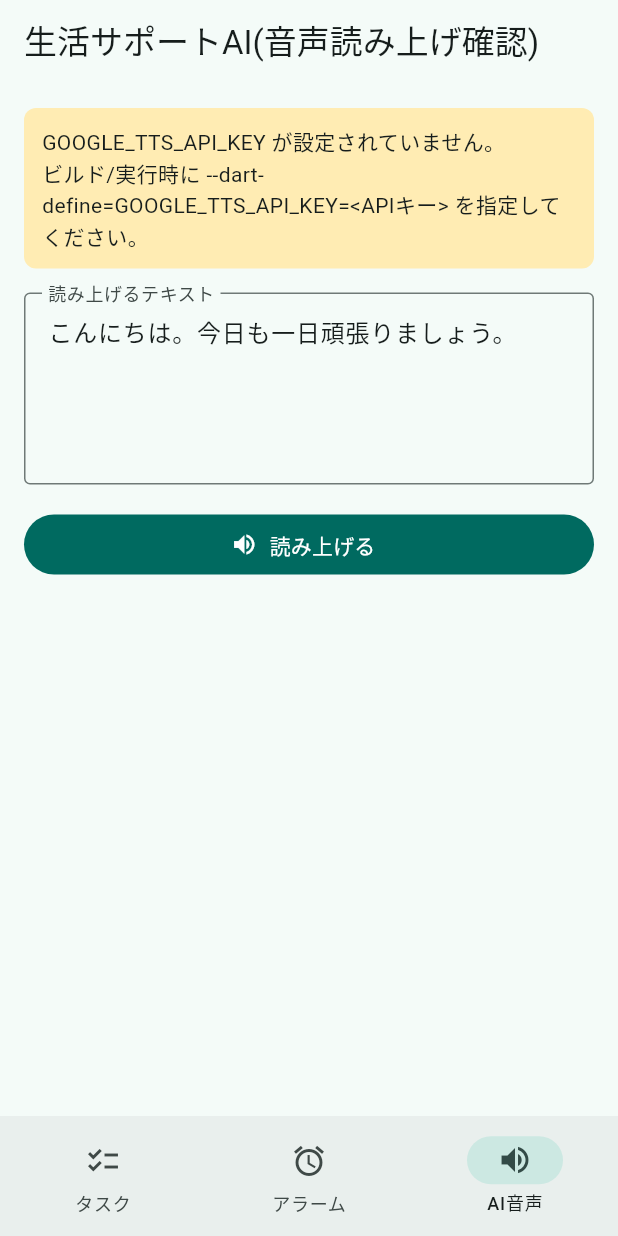
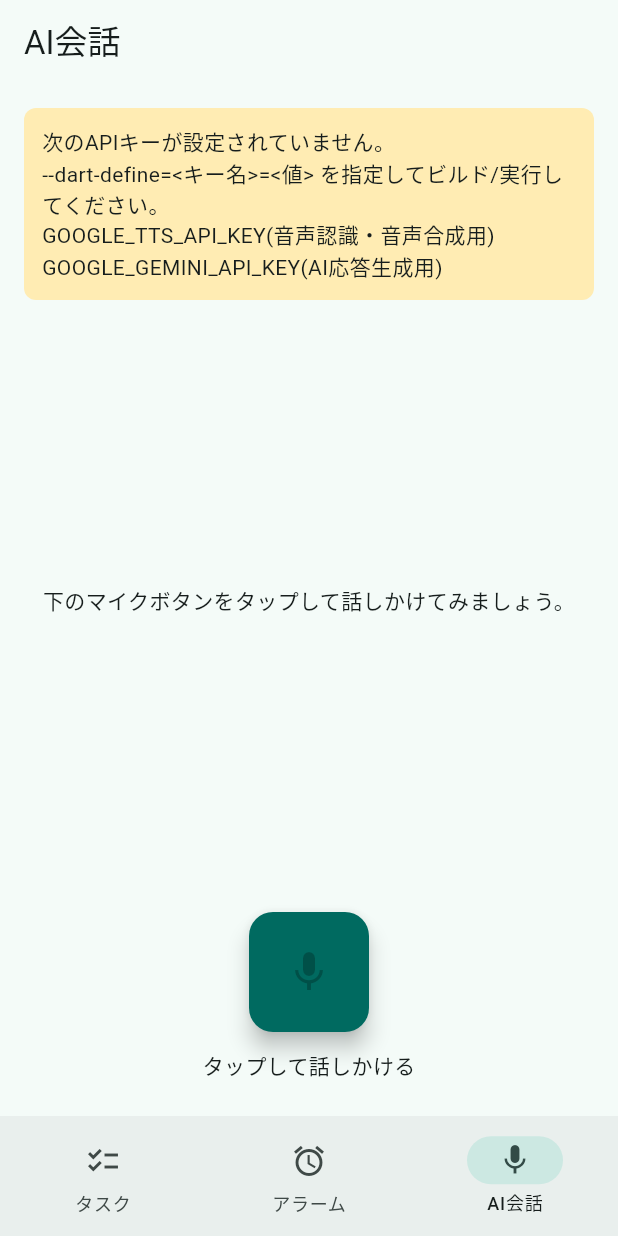
Before and after one commit to kanichang79-crypto/ai-life-support-app, a Flutter app: the screen it shows after launch, item 3 of the bottom bar chosen, on a phone screen of 412 x 824 dp. Run offline on Flutter 3.47's test engine with Material 3 defaults, Android fonts, the phone set to English and light mode, and no system bars; our stand-ins replace audioplayers, flutter_local_notifications, flutter_timezone, shared_preferences, timezone; missing offline and left inert: record.

Commit message:
AI音声会話画面(音声入力→AI応答→音声出力)を実装
マイクボタンで話しかけると、Speech-to-Text APIでテキスト化し、
Gemini APIで固定キャラクター「ミライ」の返答を生成、
Text-to-Speech APIで読み上げる一連の会話フローを追加。
やり取りはチャット形式で画面に表示する。

- lib/services/stt_service.dart: Speech-to-Text連携(GOOGLE_TTS_API_KEYを流用)
- lib/services/ai_chat_service.dart: Gemini API連携(GOOGLE_GEMINI_API_KEY)
- lib/screens/voice_chat_screen.dart: 会話画面(録音はrecordパッケージのPCMストリームを使用)
- 音声読み上げ確認用の旧ai_support_screen.dartは新画面に統合して削除
- Android/iOS/macOSにマイク権限を追加、GitHub Actionsに新APIキーのdart-defineを追加

Co-Authored-By: Claude Sonnet 5 <noreply@anthropic.com>
Claude-Session: https://claude.ai/code/session_013DsJsXPKusPbSuWrQJT6mX

```diff
--- a/lib/main.dart
+++ b/lib/main.dart
@@ -1,8 +1,8 @@
 import 'package:flutter/material.dart';
 
-import 'screens/ai_support_screen.dart';
 import 'screens/alarm_list_screen.dart';
 import 'screens/task_list_screen.dart';
+import 'screens/voice_chat_screen.dart';
 import 'services/notification_service.dart';
 
 void main() async {
@@ -44,7 +44,7 @@ class _HomeScreenState extends State<HomeScreen> {
       body: switch (_selectedIndex) {
         0 => const TaskListScreen(),
         1 => const AlarmListScreen(),
-        _ => const AiSupportScreen(),
+        _ => const VoiceChatScreen(),
       },
       bottomNavigationBar: NavigationBar(
         selectedIndex: _selectedIndex,
@@ -53,7 +53,7 @@ class _HomeScreenState extends State<HomeScreen> {
         destinations: const [
           NavigationDestination(icon: Icon(Icons.checklist), label: 'タスク'),
           NavigationDestination(icon: Icon(Icons.alarm), label: 'アラーム'),
-          NavigationDestination(icon: Icon(Icons.volume_up), label: 'AI音声'),
+          NavigationDestination(icon: Icon(Icons.mic), label: 'AI会話'),
         ],
       ),
     );
--- /dev/null
+++ b/lib/models/chat_message.dart
@@ -0,0 +1,10 @@
+/// 会話の発話者。
+enum ChatRole { user, assistant }
+
+/// AI会話画面での1つの発話(ユーザーの発言またはAIの返答)。
+class ChatMessage {
+  const ChatMessage({required this.role, required this.text});
+
+  final ChatRole role;
+  final String text;
+}
--- a/lib/screens/ai_support_screen.dart
+++ /dev/null
@@ -1,108 +0,0 @@
-import 'package:audioplayers/audioplayers.dart';
-import 'package:flutter/material.dart';
-
-import '../services/tts_service.dart';
-
-/// 生活サポートAI機能の動作確認用画面。
-///
-/// テキストを入力して「読み上げる」ボタンを押すと、Google Cloud Text-to-Speech
-/// (Neural2ボイス)で日本語音声に変換して再生する。
-class AiSupportScreen extends StatefulWidget {
-  const AiSupportScreen({super.key});
-
-  @override
-  State<AiSupportScreen> createState() => _AiSupportScreenState();
-}
-
-class _AiSupportScreenState extends State<AiSupportScreen> {
-  final _textController =
-      TextEditingController(text: 'こんにちは。今日も一日頑張りましょう。');
-  final _audioPlayer = AudioPlayer();
-
-  bool _isLoading = false;
-  String? _errorMessage;
-
-  @override
-  void dispose() {
-    _textController.dispose();
-    _audioPlayer.dispose();
-    super.dispose();
-  }
-
-  Future<void> _speak() async {
-    final text = _textController.text.trim();
-    if (text.isEmpty) return;
-
-    setState(() {
-      _isLoading = true;
-      _errorMessage = null;
-    });
-
-    try {
-      final audioBytes = await TtsService.instance.synthesize(text);
-      await _audioPlayer.play(BytesSource(audioBytes));
-    } catch (e) {
-      setState(() => _errorMessage = e.toString());
-    } finally {
-      if (mounted) setState(() => _isLoading = false);
-    }
-  }
-
-  @override
-  Widget build(BuildContext context) {
-    final isConfigured = TtsService.instance.isConfigured;
-
-    return Scaffold(
-      appBar: AppBar(title: const Text('生活サポートAI(音声読み上げ確認)')),
-      body: Padding(
-        padding: const EdgeInsets.all(16),
-        child: Column(
-          crossAxisAlignment: CrossAxisAlignment.stretch,
-          children: [
-            if (!isConfigured)
-              Container(
-                padding: const EdgeInsets.all(12),
-                margin: const EdgeInsets.only(bottom: 16),
-                decoration: BoxDecoration(
-                  color: Colors.amber.shade100,
-                  borderRadius: BorderRadius.circular(8),
-                ),
-                child: const Text(
-                  'GOOGLE_TTS_API_KEY が設定されていません。\n'
-                  'ビルド/実行時に --dart-define=GOOGLE_TTS_API_KEY=<APIキー> を'
-                  '指定してください。',
-                ),
-              ),
-            TextField(
-              controller: _textController,
-              maxLines: 4,
-              decoration: const InputDecoration(
-                labelText: '読み上げるテキスト',
-                border: OutlineInputBorder(),
-              ),
-            ),
-            const SizedBox(height: 16),
-            FilledButton.icon(
-              onPressed: _isLoading ? null : _speak,
-              icon: _isLoading
-                  ? const SizedBox(
-                      width: 18,
-                      height: 18,
-                      child: CircularProgressIndicator(strokeWidth: 2),
-                    )
-                  : const Icon(Icons.volume_up),
-              label: Text(_isLoading ? '生成中...' : '読み上げる'),
-            ),
-            if (_errorMessage != null) ...[
-              const SizedBox(height: 16),
-              Text(
-                _errorMessage!,
-                style: TextStyle(color: Theme.of(context).colorScheme.error),
-              ),
-            ],
-          ],
-        ),
-      ),
-    );
-  }
-}
--- /dev/null
+++ b/lib/screens/voice_chat_screen.dart
@@ -0,0 +1,286 @@
+import 'dart:async';
+import 'dart:typed_data';
+
+import 'package:audioplayers/audioplayers.dart';
+import 'package:flutter/material.dart';
+import 'package:record/record.dart';
+
+import '../models/chat_message.dart';
+import '../services/ai_chat_service.dart';
+import '../services/stt_service.dart';
+import '../services/tts_service.dart';
+
+/// 現在の会話画面の状態。
+enum _ConversationState { idle, recording, processing }
+
+/// 音声入力→AIとの会話→音声出力ができる会話画面。
+///
+/// マイクボタンをタップして話しかけると、
+/// 1. Speech-to-Text APIで発話をテキストに変換し
+/// 2. そのテキストをAI(Gemini API)に送って返答を生成し
+/// 3. 返答をText-to-Speech APIで音声にして再生する
+/// という一連の流れを行い、やり取りをチャット形式で画面に表示する。
+///
+/// キャラクターは固定の1キャラクター([AiChatService] 側で設定)。
+class VoiceChatScreen extends StatefulWidget {
+  const VoiceChatScreen({super.key});
+
+  @override
+  State<VoiceChatScreen> createState() => _VoiceChatScreenState();
+}
+
+class _VoiceChatScreenState extends State<VoiceChatScreen> {
+  final AudioRecorder _recorder = AudioRecorder();
+  final AudioPlayer _audioPlayer = AudioPlayer();
+  final ScrollController _scrollController = ScrollController();
+
+  final List<ChatMessage> _messages = [];
+
+  StreamSubscription<Uint8List>? _recordingSub;
+  BytesBuilder? _recordingBuffer;
+  Completer<void>? _recordingDone;
+
+  _ConversationState _state = _ConversationState.idle;
+  String? _errorMessage;
+
+  @override
+  void dispose() {
+    _recordingSub?.cancel();
+    _recorder.dispose();
+    _audioPlayer.dispose();
+    _scrollController.dispose();
+    super.dispose();
+  }
+
+  Future<void> _onMicButtonPressed() async {
+    switch (_state) {
+      case _ConversationState.idle:
+        await _startRecording();
+      case _ConversationState.recording:
+        await _stopRecordingAndRespond();
+      case _ConversationState.processing:
+        break;
+    }
+  }
+
+  Future<void> _startRecording() async {
+    setState(() => _errorMessage = null);
+    try {
+      final hasPermission = await _recorder.hasPermission();
+      if (!mounted) return;
+      if (!hasPermission) {
+        setState(() => _errorMessage = 'マイクの使用が許可されていません。端末の設定を確認してください。');
+        return;
+      }
+
+      final stream = await _recorder.startStream(
+        const RecordConfig(
+          encoder: AudioEncoder.pcm16bits,
+          sampleRate: SttService.sampleRateHertz,
+          numChannels: 1,
+        ),
+      );
+      if (!mounted) return;
+
+      final buffer = BytesBuilder();
+      final doneCompleter = Completer<void>();
+      _recordingBuffer = buffer;
+      _recordingDone = doneCompleter;
+      _recordingSub = stream.listen(
+        buffer.add,
+        onDone: () {
+          if (!doneCompleter.isCompleted) doneCompleter.complete();
+        },
+        onError: (_) {
+          if (!doneCompleter.isCompleted) doneCompleter.complete();
+        },
+      );
+
+      setState(() => _state = _ConversationState.recording);
+    } catch (e) {
+      if (!mounted) return;
+      setState(() => _errorMessage = '録音を開始できませんでした: $e');
+    }
+  }
+
+  Future<void> _stopRecordingAndRespond() async {
+    setState(() => _state = _ConversationState.processing);
+
+    try {
+      await _recorder.stop();
+      await _recordingDone?.future.timeout(
+        const Duration(seconds: 2),
+        onTimeout: () {},
+      );
+      await _recordingSub?.cancel();
+      final audioBytes = _recordingBuffer?.toBytes() ?? Uint8List(0);
+      _recordingSub = null;
+      _recordingBuffer = null;
+      _recordingDone = null;
+
+      final transcript = await SttService.instance.transcribe(audioBytes);
+      if (!mounted) return;
+      setState(() => _messages.add(ChatMessage(role: ChatRole.user, text: transcript)));
+      _scrollToBottom();
+
+      final reply = await AiChatService.instance.reply(_messages);
+      if (!mounted) return;
+      setState(() => _messages.add(ChatMessage(role: ChatRole.assistant, text: reply)));
+      _scrollToBottom();
+
+      final audio = await TtsService.instance.synthesize(reply);
+      if (!mounted) return;
+      await _audioPlayer.play(BytesSource(audio));
+    } catch (e) {
+      if (!mounted) return;
+      setState(() => _errorMessage = e.toString());
+    } finally {
+      if (mounted) setState(() => _state = _ConversationState.idle);
+    }
+  }
+
+  void _scrollToBottom() {
+    WidgetsBinding.instance.addPostFrameCallback((_) {
+      if (!_scrollController.hasClients) return;
+      _scrollController.animateTo(
+        _scrollController.position.maxScrollExtent,
+        duration: const Duration(milliseconds: 200),
+        curve: Curves.easeOut,
+      );
+    });
+  }
+
+  @override
+  Widget build(BuildContext context) {
+    final missingKeys = [
+      if (!TtsService.instance.isConfigured) 'GOOGLE_TTS_API_KEY(音声認識・音声合成用)',
+      if (!AiChatService.instance.isConfigured) 'GOOGLE_GEMINI_API_KEY(AI応答生成用)',
+    ];
+
+    return Scaffold(
+      appBar: AppBar(title: const Text('AI会話')),
+      body: Column(
+        children: [
+          if (missingKeys.isNotEmpty)
+            Container(
+              width: double.infinity,
+              padding: const EdgeInsets.all(12),
+              margin: const EdgeInsets.all(16),
+              decoration: BoxDecoration(
+                color: Colors.amber.shade100,
+                borderRadius: BorderRadius.circular(8),
+              ),
+              child: Text(
+                '次のAPIキーが設定されていません。\n'
+                '--dart-define=<キー名>=<値> を指定してビルド/実行してください。\n'
+                '${missingKeys.join('\n')}',
+              ),
+            ),
+          Expanded(
+            child: _messages.isEmpty
+                ? const Center(
+                    child: Padding(
+                      padding: EdgeInsets.all(24),
+                      child: Text(
+                        '下のマイクボタンをタップして話しかけてみましょう。',
+                        textAlign: TextAlign.center,
+                      ),
+                    ),
+                  )
+                : ListView.builder(
+                    controller: _scrollController,
+                    padding: const EdgeInsets.all(16),
+                    itemCount: _messages.length,
+                    itemBuilder: (context, index) =>
+                        _ChatBubble(message: _messages[index]),
+                  ),
+          ),
+          if (_errorMessage != null)
+            Padding(
+              padding: const EdgeInsets.symmetric(horizontal: 16),
+              child: Text(
+                _errorMessage!,
+                style: TextStyle(color: Theme.of(context).colorScheme.error),
+                textAlign: TextAlign.center,
+              ),
+            ),
+          Padding(
+            padding: const EdgeInsets.all(24),
+            child: Column(
+              children: [
+                _MicButton(
+                  state: _state,
+                  onPressed: _onMicButtonPressed,
+                ),
+                const SizedBox(height: 12),
+                Text(_statusLabel),
+              ],
+            ),
+          ),
+        ],
+      ),
+    );
+  }
+
+  String get _statusLabel => switch (_state) {
+        _ConversationState.idle => 'タップして話しかける',
+        _ConversationState.recording => '聞いています... (タップで終了)',
+        _ConversationState.processing => '考えています...',
+      };
+}
+
+class _MicButton extends StatelessWidget {
+  const _MicButton({required this.state, required this.onPressed});
+
+  final _ConversationState state;
+  final VoidCallback onPressed;
+
+  @override
+  Widget build(BuildContext context) {
+    final colorScheme = Theme.of(context).colorScheme;
+    final isRecording = state == _ConversationState.recording;
+    final isProcessing = state == _ConversationState.processing;
+
+    return SizedBox(
+      width: 80,
+      height: 80,
+      child: FloatingActionButton(
+        backgroundColor: isRecording ? colorScheme.error : colorScheme.primary,
+        onPressed: isProcessing ? null : onPressed,
+        child: isProcessing
+            ? const SizedBox(
+                width: 28,
+                height: 28,
+                child: CircularProgressIndicator(strokeWidth: 2, color: Colors.white),
+              )
+            : Icon(isRecording ? Icons.stop : Icons.mic, size: 32),
+      ),
+    );
+  }
+}
+
+class _ChatBubble extends StatelessWidget {
+  const _ChatBubble({required this.message});
+
+  final ChatMessage message;
+
+  @override
+  Widget build(BuildContext context) {
+    final isUser = message.role == ChatRole.user;
+    final colorScheme = Theme.of(context).colorScheme;
+
+    return Align(
+      alignment: isUser ? Alignment.centerRight : Alignment.centerLeft,
+      child: Container(
+        constraints: BoxConstraints(maxWidth: MediaQuery.of(context).size.width * 0.75),
+        margin: const EdgeInsets.symmetric(vertical: 4),
+        padding: const EdgeInsets.symmetric(horizontal: 14, vertical: 10),
+        decoration: BoxDecoration(
+          color: isUser ? colorScheme.primaryContainer : colorScheme.secondaryContainer,
+          borderRadius: BorderRadius.circular(16),
+        ),
+        child: Text(message.text),
+      ),
+    );
+  }
+}
--- /dev/null
+++ b/lib/services/ai_chat_service.dart
@@ -0,0 +1,131 @@
+import 'dart:convert';
+
+import 'package:http/http.dart' as http;
+
+import '../models/chat_message.dart';
+
+/// Google Gemini API (Generative Language API) を使って、固定キャラクターとの
+/// 会話の返答テキストを生成するサービス。
+///
+/// 同じGoogle CloudプロジェクトでGenerative Language APIを有効化していれば、
+/// [TtsService]/[SttService] と同じAPIキーを使うこともできる。ビルド時に
+/// `--dart-define=GOOGLE_GEMINI_API_KEY=...` として渡された値を
+/// [String.fromEnvironment] で読み込む。
+class AiChatService {
+  AiChatService._internal();
+
+  static final AiChatService instance = AiChatService._internal();
+
+  static const String _apiKey =
+      String.fromEnvironment('GOOGLE_GEMINI_API_KEY');
+
+  static const String _model = 'gemini-2.5-flash';
+
+  static const String _endpoint =
+      'https://generativelanguage.googleapis.com/v1beta/models/$_model:generateContent';
+
+  /// 固定キャラクターの人格設定。キャラクターのカスタマイズ機能が実装されるまでは
+  /// この内容で固定する。
+  static const String _systemInstruction =
+      'あなたは「ミライ」という名前の、ユーザーの日常生活をサポートする明るく親しみやすいAIアシスタントです。'
+      '丁寧すぎない、親しみやすい話し言葉の日本語で応答してください。'
+      '回答は簡潔に(だいたい1〜3文程度)まとめ、難しい専門用語は避けてください。'
+      'ユーザーの体調や気分を気遣いながら、雑談やちょっとした相談にも気さくに応じてください。';
+
+  /// APIキーがビルド時に設定されているかどうか。
+  bool get isConfigured => _apiKey.isNotEmpty;
+
+  /// [conversation] (これまでの会話履歴。最後の要素が直近のユーザー発言)をもとに、
+  /// AIキャラクターの返答テキストを生成して返す。
+  ///
+  /// APIキー未設定の場合は [AiChatConfigException]、
+  /// APIからのエラー応答時や返答が得られない場合は [AiChatApiException] を投げる。
+  Future<String> reply(List<ChatMessage> conversation) async {
+    if (!isConfigured) {
+      throw AiChatConfigException(
+        'GOOGLE_GEMINI_API_KEY が設定されていません。'
+        '--dart-define=GOOGLE_GEMINI_API_KEY=<APIキー> を指定してビルド/実行してください。',
+      );
+    }
+
+    final contents = conversation
+        .map((message) => {
+              'role': message.role == ChatRole.user ? 'user' : 'model',
+              'parts': [
+                {'text': message.text},
+              ],
+            })
+        .toList();
+
+    final http.Response response;
+    try {
+      response = await http.post(
+        Uri.parse('$_endpoint?key=$_apiKey'),
+        headers: const {'Content-Type': 'application/json; charset=utf-8'},
+        body: jsonEncode({
+          'systemInstruction': {
+            'parts': [
+              {'text': _systemInstruction},
+            ],
+          },
+          'contents': contents,
+          'generationConfig': {
+            'temperature': 0.9,
+            'maxOutputTokens': 300,
+          },
+        }),
+      );
+    } catch (e) {
+      throw AiChatApiException('AI応答生成APIへの接続に失敗しました: $e');
+    }
+
+    if (response.statusCode != 200) {
+      throw AiChatApiException(
+        'AI応答生成APIの呼び出しに失敗しました '
+        '(status: ${response.statusCode}): ${response.body}',
+      );
+    }
+
+    final decoded =
+        jsonDecode(utf8.decode(response.bodyBytes)) as Map<String, dynamic>;
+    final candidates = decoded['candidates'] as List<dynamic>?;
+    if (candidates == null || candidates.isEmpty) {
+      throw AiChatApiException('AIから応答が得られませんでした。');
+    }
+
+    final content =
+        (candidates.first as Map<String, dynamic>)['content'] as Map<String, dynamic>?;
+    final parts = content?['parts'] as List<dynamic>?;
+    final text = parts
+            ?.map((part) => (part as Map<String, dynamic>)['text'] as String? ?? '')
+            .join()
+            .trim() ??
+        '';
+
+    if (text.isEmpty) {
+      throw AiChatApiException('AIから空の応答が返されました。');
+    }
+
+    return text;
+  }
+}
+
+/// APIキー未設定など、設定不備によるエラー。
+class AiChatConfigException implements Exception {
+  AiChatConfigException(this.message);
+
+  final String message;
+
+  @override
+  String toString() => message;
+}
+
+/// Gemini APIからのエラー応答、または通信エラー。
+class AiChatApiException implements Exception {
+  AiChatApiException(this.message);
+
+  final String message;
+
+  @override
+  String toString() => message;
+}
--- /dev/null
+++ b/lib/services/stt_service.dart
@@ -0,0 +1,133 @@
+import 'dart:convert';
+import 'dart:typed_data';
+
+import 'package:http/http.dart' as http;
+
+/// Google Cloud Speech-to-Text API を使って録音した音声を日本語テキストに
+/// 変換するサービス。
+///
+/// [TtsService] と同じAPIキーを使う(同一プロジェクトでSpeech-to-Text API を
+/// 有効化していることが前提)。ビルド時に
+/// `--dart-define=GOOGLE_TTS_API_KEY=...` として渡された値を
+/// [String.fromEnvironment] で読み込む。
+class SttService {
+  SttService._internal();
+
+  static final SttService instance = SttService._internal();
+
+  static const String _apiKey = String.fromEnvironment('GOOGLE_TTS_API_KEY');
+
+  static const String _endpoint =
+      'https://speech.googleapis.com/v1/speech:recognize';
+
+  /// 録音時に使用するサンプリングレート(Hz)。[synthesize] を呼ぶ側の
+  /// 録音設定(RecordConfig)もこの値に合わせる必要がある。
+  static const int sampleRateHertz = 16000;
+
+  /// APIキーがビルド時に設定されているかどうか。
+  bool get isConfigured => _apiKey.isNotEmpty;
+
+  /// ヘッダなしの16bit PCM(リトルエンディアン、モノラル、
+  /// [sampleRateHertz] Hz)である [pcm16Bytes] を音声認識し、
+  /// 認識結果のテキストを返す。
+  ///
+  /// APIキー未設定の場合は [SttConfigException]、
+  /// 音声が認識できなかった場合は [SttNoSpeechException]、
+  /// APIからのエラー応答時は [SttApiException] を投げる。
+  Future<String> transcribe(
+    Uint8List pcm16Bytes, {
+    String languageCode = 'ja-JP',
+  }) async {
+    if (!isConfigured) {
+      throw SttConfigException(
+        'GOOGLE_TTS_API_KEY が設定されていません。'
+        '--dart-define=GOOGLE_TTS_API_KEY=<APIキー> を指定してビルド/実行してください。',
+      );
+    }
+    if (pcm16Bytes.isEmpty) {
+      throw SttNoSpeechException('録音データがありません。もう一度お試しください。');
+    }
+
+    final http.Response response;
+    try {
+      response = await http.post(
+        Uri.parse('$_endpoint?key=$_apiKey'),
+        headers: const {'Content-Type': 'application/json; charset=utf-8'},
+        body: jsonEncode({
+          'config': {
+            'encoding': 'LINEAR16',
+            'sampleRateHertz': sampleRateHertz,
+            'languageCode': languageCode,
+            'audioChannelCount': 1,
+            'enableAutomaticPunctuation': true,
+          },
+          'audio': {'content': base64Encode(pcm16Bytes)},
+        }),
+      );
+    } catch (e) {
+      throw SttApiException('Speech-to-Text APIへの接続に失敗しました: $e');
+    }
+
+    if (response.statusCode != 200) {
+      throw SttApiException(
+        'Speech-to-Text APIの呼び出しに失敗しました '
+        '(status: ${response.statusCode}): ${response.body}',
+      );
+    }
+
+    final decoded =
+        jsonDecode(utf8.decode(response.bodyBytes)) as Map<String, dynamic>;
+    final results = decoded['results'] as List<dynamic>?;
+    if (results == null || results.isEmpty) {
+      throw SttNoSpeechException('音声を認識できませんでした。もう一度お試しください。');
+    }
+
+    final transcript = results
+        .map((result) {
+          final alternatives =
+              (result as Map<String, dynamic>)['alternatives'] as List<dynamic>?;
+          if (alternatives == null || alternatives.isEmpty) return '';
+          return (alternatives.first as Map<String, dynamic>)['transcript']
+                  as String? ??
+              '';
+        })
+        .join()
+        .trim();
+
+    if (transcript.isEmpty) {
+      throw SttNoSpeechException('音声を認識できませんでした。もう一度お試しください。');
+    }
+
+    return transcript;
+  }
+}
+
+/// APIキー未設定など、設定不備によるエラー。
+class SttConfigException implements Exception {
+  SttConfigException(this.message);
+
+  final String message;
+
+  @override
+  String toString() => message;
+}
+
+/// 音声が認識できなかった(無音・不明瞭など)場合のエラー。
+class SttNoSpeechException implements Exception {
+  SttNoSpeechException(this.message);
+
+  final String message;
+
+  @override
+  String toString() => message;
+}
+
+/// Google Cloud Speech-to-Text APIからのエラー応答、または通信エラー。
+class SttApiException implements Exception {
+  SttApiException(this.message);
+
+  final String message;
+
+  @override
+  String toString() => message;
+}
--- a/pubspec.yaml
+++ b/pubspec.yaml
@@ -47,10 +47,12 @@ dependencies:
   timezone: ^0.11.1
   # 端末のタイムゾーン識別子を取得するために使用
   flutter_timezone: ^5.1.0
-  # Google Cloud Text-to-Speech APIへのHTTPリクエストに使用
+  # Google Cloud Text-to-Speech / Speech-to-Text / Gemini APIへのHTTPリクエストに使用
   http: ^1.2.2
   # Text-to-Speechで生成した音声(バイト列)の再生に使用
   audioplayers: ^6.1.0
+  # マイクからの音声録音(Speech-to-Text向けのPCM取得)に使用
+  record: ^7.1.1
 
 dev_dependencies:
   flutter_test:
```
Also changed, not shown: 7 other files.
